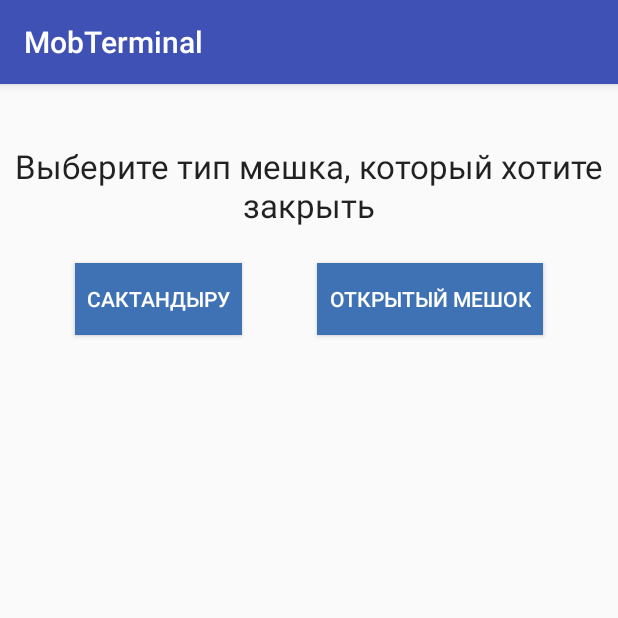
After one commit to Tomas13/MobTerEnvelope, an Android app: the ChooseCloseActivity screen opened directly, with no data from a screen before it, on a phone screen of 412 x 824 dp, the top half of it. The commit adds this screen. Run offline under Robolectric (Android 15) with nearby library versions, the phone set to English and light mode, and no system bars; our stand-ins replace ButterKnife.

Commit message:
ChooseCloseActivity

```diff
--- a/app/src/main/java/kazpost/kz/mobterminal/MyApp.java
+++ b/app/src/main/java/kazpost/kz/mobterminal/MyApp.java
@@ -17,6 +17,7 @@ import kazpost.kz.mobterminal.di.module.ApplicationModule;
  */
 
 public class MyApp extends Application{
+
 
 
     @Inject
--- /dev/null
+++ b/app/src/main/java/kazpost/kz/mobterminal/ui/closecell/ChooseCloseActivity.java
@@ -0,0 +1,34 @@
+package kazpost.kz.mobterminal.ui.closecell;
+
+import android.content.Intent;
+import android.os.Bundle;
+import android.support.v7.app.AppCompatActivity;
+import android.view.View;
+
+import butterknife.ButterKnife;
+import butterknife.OnClick;
+import kazpost.kz.mobterminal.R;
+import kazpost.kz.mobterminal.ui.openbagscan.OpenBagScanActivity;
+import kazpost.kz.mobterminal.ui.scan.ScanActivity;
+
+public class ChooseCloseActivity extends AppCompatActivity {
+
+    @Override
+    protected void onCreate(Bundle savedInstanceState) {
+        super.onCreate(savedInstanceState);
+        setContentView(R.layout.activity_choose_close);
+        ButterKnife.bind(this);
+    }
+
+    @OnClick({R.id.btn_insurance, R.id.btn_open_bag})
+    public void onViewClicked(View view) {
+        switch (view.getId()) {
+            case R.id.btn_insurance:
+                startActivity(new Intent(this, CloseCellActivity.class));
+                break;
+            case R.id.btn_open_bag:
+                startActivity(new Intent(this, OpenBagScanActivity.class));
+                break;
+        }
+    }
+}
--- a/app/src/main/java/kazpost/kz/mobterminal/ui/login/LoginPresenter.java
+++ b/app/src/main/java/kazpost/kz/mobterminal/ui/login/LoginPresenter.java
@@ -44,7 +44,8 @@ public class LoginPresenter<V extends LoginMvpView> extends BasePresenter<V> imp
         Long l = 0L;
         int fifteenMinInMs = 900000;
 
-        SimpleDateFormat formatter3 = new SimpleDateFormat("yyyy-MM-dd'T'HH:mm:ss.SSSZ", Locale.US);
+//        SimpleDateFormat formatter3 = new SimpleDateFormat("yyyy-MM-dd'T'HH:mm:ss.SSSZ", Locale.US);
+        SimpleDateFormat formatter3 = new SimpleDateFormat("EEE MMM dd HH:mm:ss Z yyyy", Locale.US);
         try {
             Date date = formatter3.parse(lastLoginTime);
             Date currentDate = new Date();
--- a/app/src/main/java/kazpost/kz/mobterminal/ui/main/MainActivity.java
+++ b/app/src/main/java/kazpost/kz/mobterminal/ui/main/MainActivity.java
@@ -48,7 +48,8 @@ public class MainActivity extends BaseActivity implements MainMvpView {
 
     @Override
     public void openScanActivity() {
-        startActivity(this, new ScanActivity());
+//        startActivity(this, new ScanActivity());
+        startActivity(new Intent(this, ScanActivity.class));
     }
 
     @Override
--- a/app/src/main/java/kazpost/kz/mobterminal/ui/openbagscan/OpenBagPresenter.java
+++ b/app/src/main/java/kazpost/kz/mobterminal/ui/openbagscan/OpenBagPresenter.java
@@ -61,7 +61,7 @@ public class OpenBagPresenter<V extends OpenBagScanView> extends BasePresenter<V
 //                                    getMvpView().showBagTrackNumber(envelope.getBody().getFindPlanResponse().getBagBarcode(),
 //                                            envelope.getBody().getFindPlanResponse().getBagNumber());
 
-                                    getMvpView().showMistakeDialog(responseInfo.getResponseText());
+                                    getMvpView().showMistakeDialog(true);
                                     break;
 
                                 case "103": //User not authorized
--- a/app/src/main/java/kazpost/kz/mobterminal/ui/openbagscan/OpenBagScanView.java
+++ b/app/src/main/java/kazpost/kz/mobterminal/ui/openbagscan/OpenBagScanView.java
@@ -10,6 +10,8 @@ public interface OpenBagScanView extends MvpView {
 
     void showMistakeDialog(String msg);
 
+    void showMistakeDialog(boolean success);
+
     void startLoginActivity();
 
     void clearEditText();
--- a/app/src/main/java/kazpost/kz/mobterminal/ui/scan/ScanActivity.java
+++ b/app/src/main/java/kazpost/kz/mobterminal/ui/scan/ScanActivity.java
@@ -18,6 +18,7 @@ import butterknife.OnClick;
 import butterknife.OnTextChanged;
 import kazpost.kz.mobterminal.R;
 import kazpost.kz.mobterminal.ui.base.BaseActivity;
+import kazpost.kz.mobterminal.ui.closecell.ChooseCloseActivity;
 import kazpost.kz.mobterminal.ui.closecell.CloseCellActivity;
 import kazpost.kz.mobterminal.ui.main.MainActivity;
 
@@ -149,7 +150,8 @@ public class ScanActivity extends BaseActivity implements ScanMvpView {
                 break;
             case R.id.btn_scan_go_to_close:
                 finish();
-                startActivity(this, new CloseCellActivity());
+//                startActivity(this, new CloseCellActivity());
+                startActivity(this, new ChooseCloseActivity());
                 break;
         }
     }
--- /dev/null
+++ b/app/src/main/res/layout/activity_choose_close.xml
@@ -0,0 +1,47 @@
+<?xml version="1.0" encoding="utf-8"?>
+<android.support.constraint.ConstraintLayout xmlns:android="http://schemas.android.com/apk/res/android"
+    xmlns:app="http://schemas.android.com/apk/res-auto"
+    xmlns:tools="http://schemas.android.com/tools"
+    android:layout_width="match_parent"
+    android:layout_height="match_parent"
+    tools:context="kazpost.kz.mobterminal.ui.closecell.ChooseCloseActivity">
+
+
+    <Button
+        android:id="@+id/btn_insurance"
+        style="@style/BlueButton"
+        android:layout_width="wrap_content"
+        android:layout_height="wrap_content"
+        android:layout_marginTop="24dp"
+        android:text="@string/insurance"
+        app:layout_constraintEnd_toStartOf="@+id/btn_open_bag"
+        app:layout_constraintHorizontal_bias="0.5"
+        app:layout_constraintStart_toStartOf="parent"
+        app:layout_constraintTop_toBottomOf="@+id/textView2" />
+
+    <Button
+        android:id="@+id/btn_open_bag"
+        style="@style/BlueButton"
+        android:layout_width="wrap_content"
+        android:layout_height="wrap_content"
+        android:layout_marginTop="24dp"
+        android:text="@string/open_bag"
+        app:layout_constraintEnd_toEndOf="parent"
+        app:layout_constraintHorizontal_bias="0.5"
+        app:layout_constraintStart_toEndOf="@+id/btn_insurance"
+        app:layout_constraintTop_toBottomOf="@+id/textView2" />
+
+    <TextView
+        android:id="@+id/textView2"
+        style="@style/Base.TextAppearance.AppCompat.Large"
+        android:layout_width="wrap_content"
+        android:layout_height="wrap_content"
+        android:layout_marginEnd="8dp"
+        android:layout_marginStart="8dp"
+        android:layout_marginTop="40dp"
+        android:text="@string/choose_close_activity"
+        android:textAlignment="center"
+        app:layout_constraintEnd_toEndOf="parent"
+        app:layout_constraintStart_toStartOf="parent"
+        app:layout_constraintTop_toTopOf="parent" />
+</android.support.constraint.ConstraintLayout>
--- a/app/src/main/res/values/strings.xml
+++ b/app/src/main/res/values/strings.xml
@@ -50,4 +50,9 @@
     <string name="sort_open_bag">Сортировка Открытого Мешка</string>
     <string name="sort_saktandiry">Сортировка Сактандыру</string>
     <string name="ip_address_server_hint">ip-адрес сервера</string>
+    <string name="success_close_open_bag">Открытый мешок успешно закрыт</string>
+    <string name="close_open_bag">Закрыть мешок</string>
+    <string name="choose_close_activity">Выберите тип мешка, который хотите закрыть</string>
+    <string name="insurance">Сактандыру</string>
+    <string name="open_bag">Открытый мешок</string>
 </resources>
--- a/app/src/main/res/values/styles.xml
+++ b/app/src/main/res/values/styles.xml
@@ -12,6 +12,6 @@
     <style name="BlueButton" parent="Base.TextAppearance.AppCompat.Widget.Button.Colored">
         <item name="android:textColor">@color/white</item>
         <item name="android:background">@color/colorBlue</item>
-        <item name="android:layout_margin">5dp</item>
+        <item name="android:padding">8dp</item>
     </style>
 </resources>
```
Also changed, not shown: app/build.gradle (+5 -6 lines), app/src/main/AndroidManifest.xml (+21 -16 lines), app/src/main/java/kazpost/kz/mobterminal/ui/base/BaseActivity.java (+5 -127 lines), app/src/main/java/kazpost/kz/mobterminal/ui/login/LoginActivity.java (+2 -9 lines), app/src/main/java/kazpost/kz/mobterminal/ui/openbagscan/OpenBagScanActivity.java (+18 -13 lines), app/src/main/res/layout/activity_insurance_scan.xml (+19 -15 lines).
